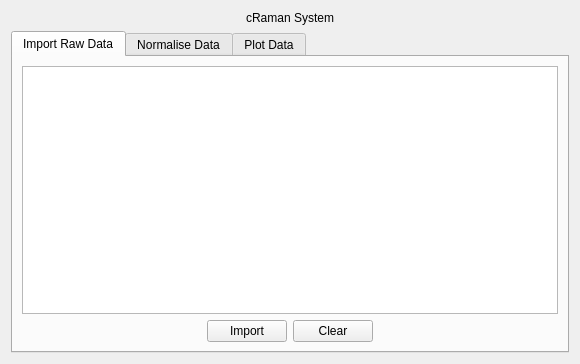
Old version of the form ui_design/main.ui in the repository YuNotGary/ICT.
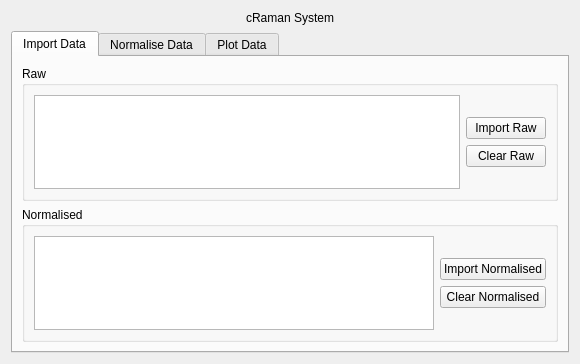
New version of the form. Custom widgets are drawn as their Qt base class.

Commit message: change layout by meeting

```diff
--- a/ui_design/main.ui
+++ b/ui_design/main.ui
@@ -19,7 +19,7 @@
 }</string>
   </property>
   <layout class="QGridLayout" name="gridLayout">
-   <item row="0" column="0">
+   <item row="1" column="0">
     <layout class="QVBoxLayout" name="verticalLayout">
      <item>
       <widget class="QLabel" name="label_header">
@@ -38,25 +38,33 @@
        </property>
        <widget class="QWidget" name="tab_importer">
         <attribute name="title">
-         <string>Import Raw Data</string>
+         <string>Import Data</string>
         </attribute>
+        <layout class="QGridLayout" name="gridLayout_6">
+         <item row="1" column="0">
+          <layout class="QVBoxLayout" name="verticalLayout_6">
+           <item>
+            <widget class="QGroupBox" name="groupBox">
+             <property name="title">
+              <string>Raw</string>
+             </property>
         <layout class="QGridLayout" name="gridLayout_2">
          <item row="0" column="0">
-          <layout class="QVBoxLayout" name="verticalLayout_2">
-           <item>
-            <widget class="QTableWidget" name="table_files"/>
-           </item>
-           <item>
             <layout class="QHBoxLayout" name="horizontalLayout">
              <item>
+                 <widget class="QTableWidget" name="table_files"/>
+                </item>
+                <item>
+                 <layout class="QVBoxLayout" name="verticalLayout_2">
+                  <item>
               <spacer name="horizontalSpacer">
                <property name="orientation">
-                <enum>Qt::Horizontal</enum>
+                     <enum>Qt::Vertical</enum>
                </property>
                <property name="sizeHint" stdset="0">
                 <size>
-                 <width>40</width>
-                 <height>20</height>
+                      <width>20</width>
+                      <height>40</height>
                 </size>
                </property>
               </spacer>
@@ -64,31 +72,96 @@
              <item>
               <widget class="QPushButton" name="btn_import">
                <property name="text">
-                <string>Import</string>
+                     <string>Import Raw</string>
                </property>
               </widget>
              </item>
              <item>
               <widget class="QPushButton" name="btn_clear">
                <property name="text">
-                <string>Clear</string>
+                     <string>Clear Raw</string>
                </property>
               </widget>
              </item>
              <item>
               <spacer name="horizontalSpacer_2">
                <property name="orientation">
-                <enum>Qt::Horizontal</enum>
+                     <enum>Qt::Vertical</enum>
                </property>
                <property name="sizeHint" stdset="0">
                 <size>
-                 <width>40</width>
-                 <height>20</height>
+                      <width>20</width>
+                      <height>40</height>
                 </size>
                </property>
               </spacer>
              </item>
             </layout>
+                </item>
+               </layout>
+              </item>
+             </layout>
+            </widget>
+           </item>
+           <item>
+            <widget class="QGroupBox" name="groupBox_2">
+             <property name="title">
+              <string>Normalised</string>
+             </property>
+             <layout class="QGridLayout" name="gridLayout_5">
+              <item row="0" column="0">
+               <layout class="QHBoxLayout" name="horizontalLayout_4">
+                <item>
+                 <widget class="QTableWidget" name="table_nf"/>
+                </item>
+                <item>
+                 <layout class="QVBoxLayout" name="verticalLayout_5">
+                  <item>
+                   <spacer name="verticalSpacer">
+                    <property name="orientation">
+                     <enum>Qt::Vertical</enum>
+                    </property>
+                    <property name="sizeHint" stdset="0">
+                     <size>
+                      <width>20</width>
+                      <height>40</height>
+                     </size>
+                    </property>
+                   </spacer>
+                  </item>
+                  <item>
+                   <widget class="QPushButton" name="btn_inf">
+                    <property name="text">
+                     <string>Import Normalised</string>
+                    </property>
+                   </widget>
+                  </item>
+                  <item>
+                   <widget class="QPushButton" name="btn_inc">
+                    <property name="text">
+                     <string>Clear Normalised</string>
+                    </property>
+                   </widget>
+                  </item>
+                  <item>
+                   <spacer name="verticalSpacer_2">
+                    <property name="orientation">
+                     <enum>Qt::Vertical</enum>
+                    </property>
+                    <property name="sizeHint" stdset="0">
+                     <size>
+                      <width>20</width>
+                      <height>40</height>
+                     </size>
+                    </property>
+                   </spacer>
+                  </item>
+                 </layout>
+                </item>
+               </layout>
+              </item>
+             </layout>
+            </widget>
            </item>
           </layout>
          </item>
```
Left out of the diff: 29 changed lines with no effect on the pictures. Lines whose indentation alone changed are shown as unchanged. The commit also changes 1 other file.
